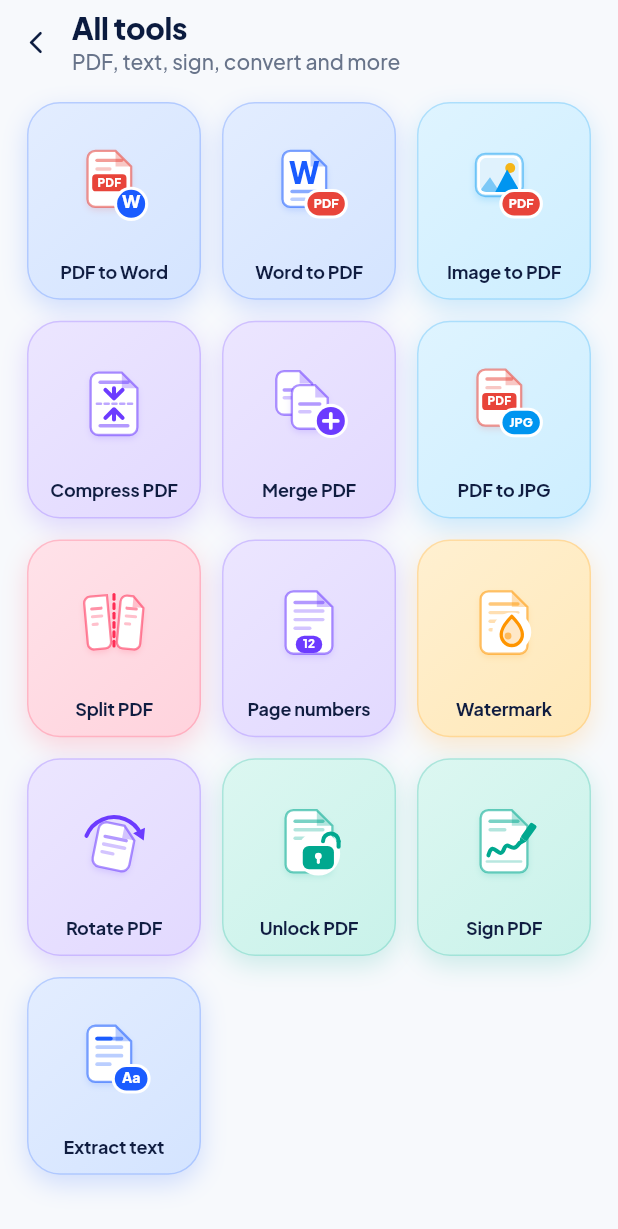
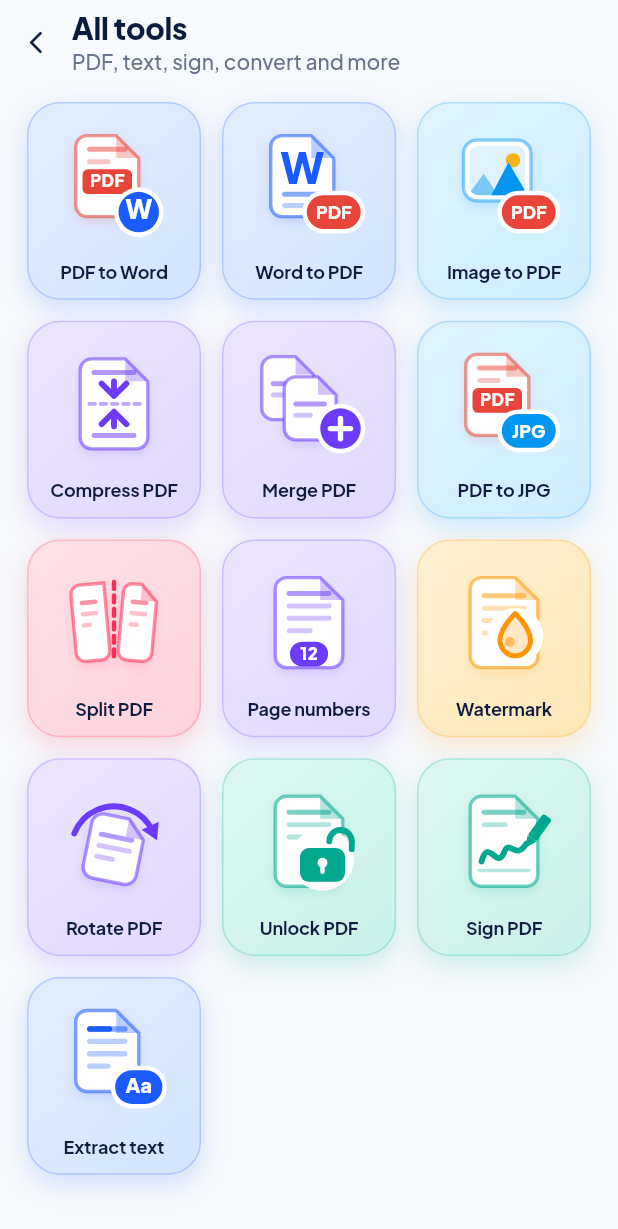
Before and after one commit to anubundu21-alt/scan, a Flutter app: the AllToolsScreen screen opened by its route, on a phone screen of 412 x 824 dp. Shown: the top 1229 px of the screen. Run offline on Flutter 3.47's test engine with Material 3 defaults, Android fonts, the phone set to English and light mode, and no system bars; our stand-ins replace camera, file_picker, flutter_riverpod, go_router, image_picker, in_app_purchase and 7 more; missing offline and left inert: cunning_document_scanner, gal; accounts and stored records are empty.

Commit message:
All tools: bigger icons
Co-Authored-By: Claude Opus 5.5 <noreply@anthropic.com>

```diff
--- a/lib/features/home/presentation/all_tools_screen.dart
+++ b/lib/features/home/presentation/all_tools_screen.dart
@@ -348,7 +348,7 @@ class _ToolCard extends StatelessWidget {
                 // leave the art less room than the stage wants.
                 child: FittedBox(
                   fit: BoxFit.scaleDown,
-                  child: AllToolsMark(toolId: tool.id, ink: tool.ink),
+                  child: AllToolsMark(toolId: tool.id, ink: tool.ink, size: 78),
                 ),
               ),
             ),
```
